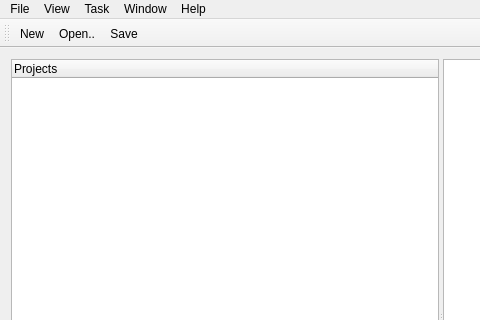
The window that src/mainwindow.ui (NRSoft/ProPer) describes before a commit, drawn with Qt 5; both pictures show x 0 to 480 and y 0 to 320 of the 1143 by 615 pixel window.
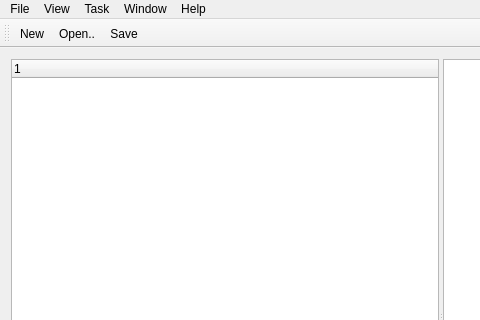
The same window after the commit. Icons and pictures are not drawn. Custom widgets are drawn as their Qt base class.

Commit message: More functionality to project tree header

```diff
--- a/src/mainwindow.ui
+++ b/src/mainwindow.ui
@@ -44,11 +44,6 @@
            <verstretch>0</verstretch>
           </sizepolicy>
          </property>
-         <column>
-          <property name="text">
-           <string>Projects</string>
-          </property>
-         </column>
         </widget>
         <widget class="TaskPipeView" name="graphicsView"/>
        </widget>
```
The commit also changes 5 other files.
